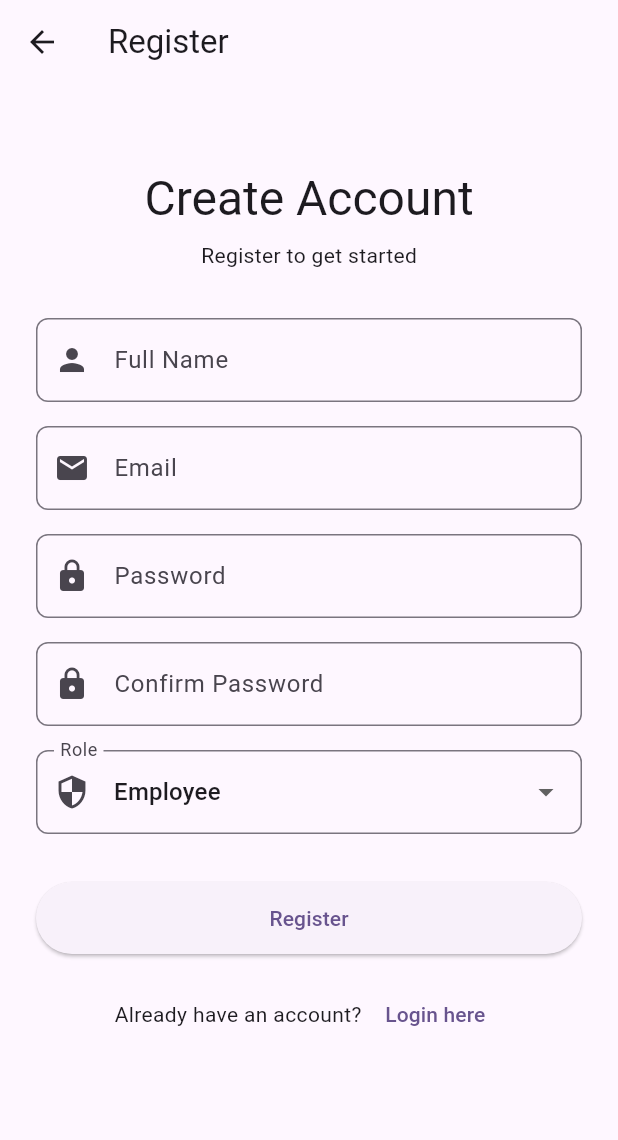
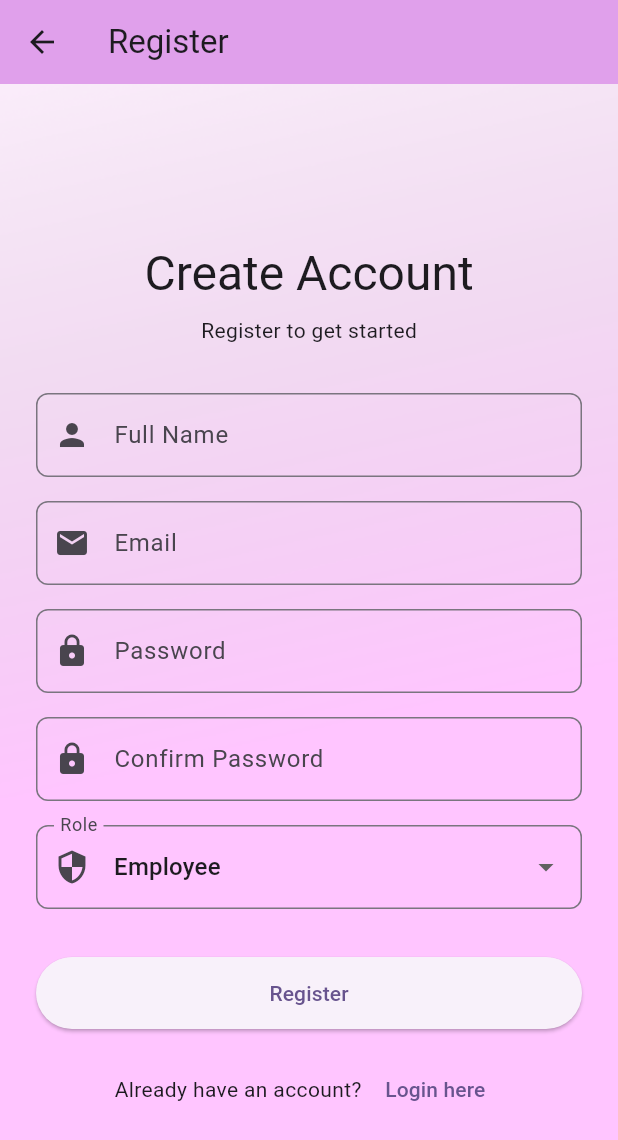
Before and after one commit to SudharshanGeddam/cyclot, a Flutter app: the screen it shows after launch, after a tap on "Login", after a tap on "Register here", on a phone screen of 412 x 824 dp. Shown: the top 1140 px of the screen. Run offline on Flutter 3.47's test engine with Material 3 defaults, Android fonts, the phone set to English and light mode, and no system bars; our stand-ins replace cloud_firestore, firebase_auth, firebase_core, fl_chart; accounts and stored records are empty; generated files the repository leaves out were written again.

Commit message:
ui: refine auth screens (login & register)

```diff
--- a/lib/screens/login_screen.dart
+++ b/lib/screens/login_screen.dart
@@ -28,7 +28,7 @@ class _LoginScreenState extends State<LoginScreen> {
   /// Authenticates user with Firebase Auth and fetches role from Firestore.
   /// Returns uid on success, throws exception on failure.
   Future<String> _loginUser() async {
-    // 1. Authenticate using Firebase Auth (email/password)
+    // Authenticate using Firebase Auth (email/password)
     final userCredential = await FirebaseAuth.instance
         .signInWithEmailAndPassword(
           email: _emailController.text.trim(),
@@ -37,7 +37,7 @@ class _LoginScreenState extends State<LoginScreen> {
 
     final uid = userCredential.user!.uid;
 
-    // 2. Fetch users/{uid} from Firestore to validate user data and get role
+    // Fetch users/{uid} from Firestore to validate user data and get role
     final doc = await FirebaseFirestore.instance
         .collection('users')
         .doc(uid)
@@ -52,7 +52,7 @@ class _LoginScreenState extends State<LoginScreen> {
       throw Exception('Role field missing in user profile');
     }
 
-    // 3. Role is validated; routing happens in RoleRouterScreen
+    // Role is validated; routing happens in RoleRouterScreen
     return uid;
   }
 
@@ -108,8 +108,18 @@ class _LoginScreenState extends State<LoginScreen> {
   @override
   Widget build(BuildContext context) {
     return Scaffold(
-      appBar: AppBar(title: const Text('Login'), elevation: 0),
-      body: SingleChildScrollView(
+      appBar: AppBar(
+        title: const Text('Login'),
+        backgroundColor: const Color.fromARGB(255, 224, 160, 235),
+        elevation: 0,
+      ),
+      body: Stack(
+        children: [
+          Positioned.fill(
+            child: Image.asset('assets/images/auth_bg.png', fit: BoxFit.cover),
+          ),
+          Center(
+            child: SingleChildScrollView(
               child: Padding(
                 padding: const EdgeInsets.all(24.0),
                 child: Form(
@@ -118,7 +128,6 @@ class _LoginScreenState extends State<LoginScreen> {
                     mainAxisAlignment: MainAxisAlignment.center,
                     children: [
                       const SizedBox(height: 64),
-                // Title
                       Text(
                         'Welcome Back',
                         style: Theme.of(context).textTheme.headlineLarge,
@@ -129,7 +138,6 @@ class _LoginScreenState extends State<LoginScreen> {
                         style: Theme.of(context).textTheme.bodyMedium,
                       ),
                       const SizedBox(height: 48),
-                // Error message
                       if (_errorMessage != null)
                         Padding(
                           padding: const EdgeInsets.only(bottom: 16),
@@ -146,8 +154,6 @@ class _LoginScreenState extends State<LoginScreen> {
                             ),
                           ),
                         ),
-
-                // Email field
                       TextFormField(
                         controller: _emailController,
                         decoration: InputDecoration(
@@ -171,12 +177,11 @@ class _LoginScreenState extends State<LoginScreen> {
                         },
                       ),
                       const SizedBox(height: 16),
-
-                // Password field
                       TextFormField(
                         controller: _passwordController,
                         decoration: InputDecoration(
                           labelText: 'Password',
+                          hintText: 'Enter your password',
                           border: OutlineInputBorder(
                             borderRadius: BorderRadius.circular(8),
                           ),
@@ -192,8 +197,14 @@ class _LoginScreenState extends State<LoginScreen> {
                         },
                       ),
                       const SizedBox(height: 24),
-
-                // Login button
+                      Align(
+                        alignment: Alignment.centerRight,
+                        child: TextButton(
+                          onPressed: _isLoading ? null : () {},
+                          child: const Text('Forgot Password?'),
+                        ),
+                      ),
+                      const SizedBox(height: 24),
                       SizedBox(
                         width: double.infinity,
                         height: 48,
@@ -203,14 +214,14 @@ class _LoginScreenState extends State<LoginScreen> {
                               ? const SizedBox(
                                   height: 20,
                                   width: 20,
-                            child: CircularProgressIndicator(strokeWidth: 2),
+                                  child: CircularProgressIndicator(
+                                    strokeWidth: 2,
+                                  ),
                                 )
                               : const Text('Login'),
                         ),
                       ),
                       const SizedBox(height: 24),
-
-                // Register link
                       Row(
                         mainAxisAlignment: MainAxisAlignment.center,
                         children: [
@@ -219,7 +230,9 @@ class _LoginScreenState extends State<LoginScreen> {
                             onPressed: _isLoading
                                 ? null
                                 : () {
-                              Navigator.of(context).pushNamed('/register');
+                                    Navigator.of(
+                                      context,
+                                    ).pushNamed('/register');
                                   },
                             child: const Text('Register here'),
                           ),
@@ -230,6 +243,9 @@ class _LoginScreenState extends State<LoginScreen> {
                 ),
               ),
             ),
+          ),
+        ],
+      ),
     );
   }
 }
--- a/lib/screens/register_screen.dart
+++ b/lib/screens/register_screen.dart
@@ -35,7 +35,7 @@ class _RegisterScreenState extends State<RegisterScreen> {
   /// Registers a new user with Firebase Auth and creates Firestore document.
   /// Returns uid on success, throws exception on failure.
   Future<String> _registerUser() async {
-    // 1. Create user with Firebase Auth (email/password)
+    // Create user with Firebase Auth (email/password)
     final userCredential = await FirebaseAuth.instance
         .createUserWithEmailAndPassword(
           email: _emailController.text.trim(),
@@ -44,7 +44,7 @@ class _RegisterScreenState extends State<RegisterScreen> {
 
     final uid = userCredential.user!.uid;
 
-    // 2. Create Firestore document in users/{uid} with user metadata
+    // Create Firestore document in users/{uid} with user metadata
     // FieldValue.serverTimestamp() ensures server-side timestamp accuracy
     await FirebaseFirestore.instance.collection('users').doc(uid).set({
       'name': _nameController.text.trim(),
@@ -96,8 +96,18 @@ class _RegisterScreenState extends State<RegisterScreen> {
   @override
   Widget build(BuildContext context) {
     return Scaffold(
-      appBar: AppBar(title: const Text('Register'), elevation: 0),
-      body: SingleChildScrollView(
+      appBar: AppBar(
+        title: const Text('Register'),
+        elevation: 0,
+        backgroundColor: const Color.fromARGB(255, 224, 160, 235),
+      ),
+      body: Stack(
+        children: [
+          Positioned.fill(
+            child: Image.asset('assets/images/auth_bg.png', fit: BoxFit.cover),
+          ),
+          Center(
+            child: SingleChildScrollView(
               child: Padding(
                 padding: const EdgeInsets.all(24.0),
                 child: Form(
@@ -106,7 +116,6 @@ class _RegisterScreenState extends State<RegisterScreen> {
                     mainAxisAlignment: MainAxisAlignment.center,
                     children: [
                       const SizedBox(height: 32),
-                // Title
                       Text(
                         'Create Account',
                         style: Theme.of(context).textTheme.headlineLarge,
@@ -117,8 +126,6 @@ class _RegisterScreenState extends State<RegisterScreen> {
                         style: Theme.of(context).textTheme.bodyMedium,
                       ),
                       const SizedBox(height: 32),
-
-                // Error message
                       if (_errorMessage != null)
                         Padding(
                           padding: const EdgeInsets.only(bottom: 16),
@@ -135,8 +142,6 @@ class _RegisterScreenState extends State<RegisterScreen> {
                             ),
                           ),
                         ),
-
-                // Name field
                       TextFormField(
                         controller: _nameController,
                         decoration: InputDecoration(
@@ -158,8 +163,6 @@ class _RegisterScreenState extends State<RegisterScreen> {
                         },
                       ),
                       const SizedBox(height: 16),
-
-                // Email field
                       TextFormField(
                         controller: _emailController,
                         decoration: InputDecoration(
@@ -182,13 +185,11 @@ class _RegisterScreenState extends State<RegisterScreen> {
                         },
                       ),
                       const SizedBox(height: 16),
-
-                // Password field
                       TextFormField(
                         controller: _passwordController,
                         decoration: InputDecoration(
                           labelText: 'Password',
-                    hintText: 'At least 6 characters',
+                          hintText: 'Atleast 6 characters',
                           border: OutlineInputBorder(
                             borderRadius: BorderRadius.circular(8),
                           ),
@@ -206,8 +207,6 @@ class _RegisterScreenState extends State<RegisterScreen> {
                         },
                       ),
                       const SizedBox(height: 16),
-
-                // Confirm password field
                       TextFormField(
                         controller: _confirmPasswordController,
                         decoration: InputDecoration(
@@ -229,8 +228,6 @@ class _RegisterScreenState extends State<RegisterScreen> {
                         },
                       ),
                       const SizedBox(height: 16),
-
-                // Role dropdown
                       DropdownButtonFormField<String>(
                         initialValue: _selectedRole,
                         decoration: InputDecoration(
@@ -257,8 +254,6 @@ class _RegisterScreenState extends State<RegisterScreen> {
                         },
                       ),
                       const SizedBox(height: 32),
-
-                // Register button
                       SizedBox(
                         width: double.infinity,
                         height: 48,
@@ -268,14 +263,14 @@ class _RegisterScreenState extends State<RegisterScreen> {
                               ? const SizedBox(
                                   height: 20,
                                   width: 20,
-                            child: CircularProgressIndicator(strokeWidth: 2),
+                                  child: CircularProgressIndicator(
+                                    strokeWidth: 2,
+                                  ),
                                 )
                               : const Text('Register'),
                         ),
                       ),
                       const SizedBox(height: 16),
-
-                // Login link
                       Row(
                         mainAxisAlignment: MainAxisAlignment.center,
                         children: [
@@ -295,6 +290,9 @@ class _RegisterScreenState extends State<RegisterScreen> {
                 ),
               ),
             ),
+          ),
+        ],
+      ),
     );
   }
 }
--- a/pubspec.yaml
+++ b/pubspec.yaml
@@ -63,9 +63,8 @@ flutter:
   uses-material-design: true
 
   # To add assets to your application, add an assets section, like this:
-  # assets:
-  #   - images/a_dot_burr.jpeg
-  #   - images/a_dot_ham.jpeg
+  assets:
+    - assets/images/auth_bg.png
 
   # An image asset can refer to one or more resolution-specific "variants", see
   # https://flutter.dev/to/resolution-aware-images
```
Also changed, not shown: assets/images/auth_bg.png (added). Lines whose indentation alone changed are shown as unchanged.
